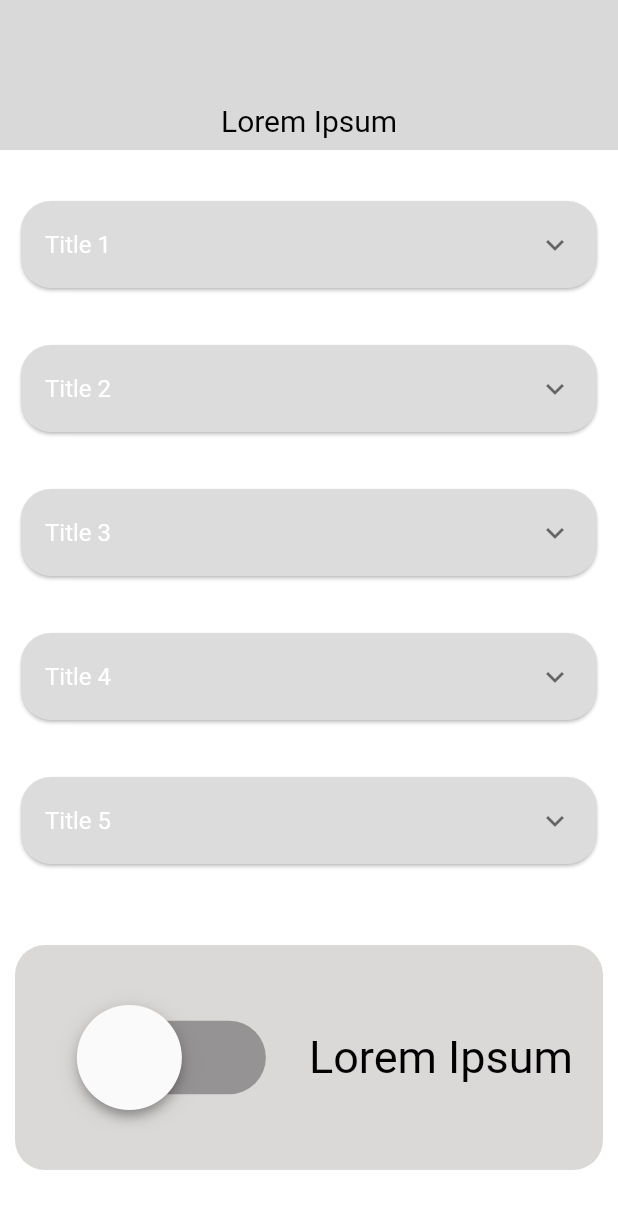
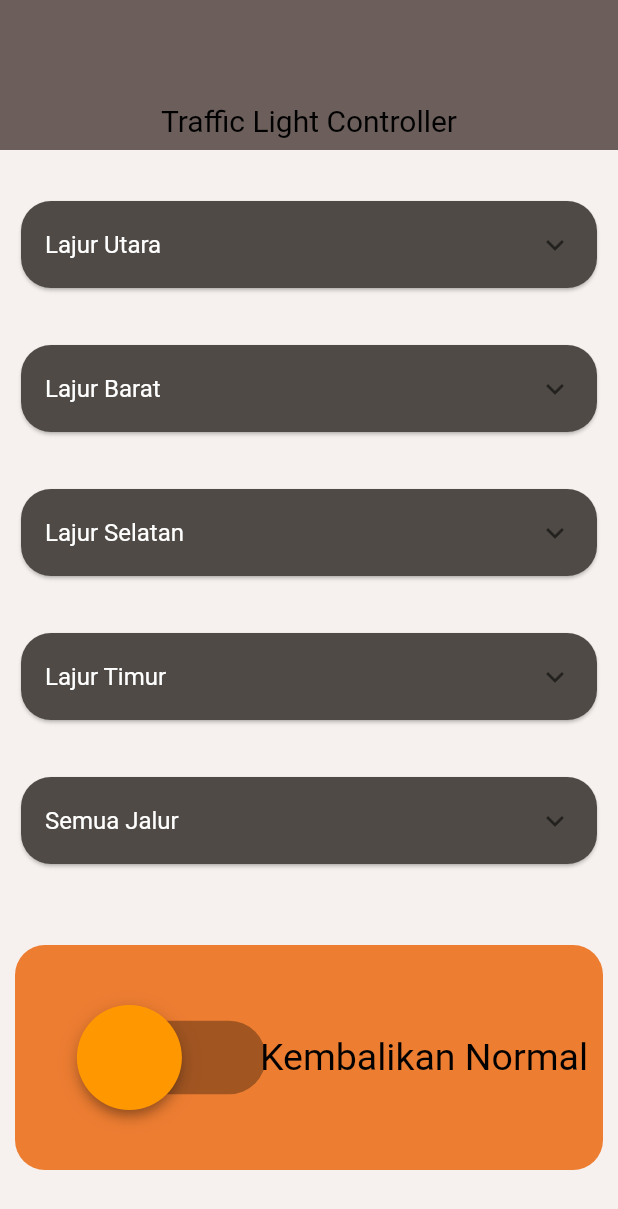
Before and after one commit to Anandi-San/Traffic-Light-Controller, a Flutter app: the screen it shows after launch, on a phone screen of 412 x 824 dp. Shown: the top 1209 px of the screen. Run offline on Flutter 3.47's test engine with Material 2 defaults, Android fonts, the phone set to English and light mode, and no system bars.

Commit message:
f2 styling

```diff
--- /dev/null
+++ b/Flutter_Code/lib/Component/Listtale.dart
@@ -0,0 +1,15 @@
+import 'package:flutter/material.dart';
+
+class MyWidget extends StatefulWidget {
+  const MyWidget({super.key});
+
+  @override
+  State<MyWidget> createState() => _MyWidgetState();
+}
+
+class _MyWidgetState extends State<MyWidget> {
+  @override
+  Widget build(BuildContext context) {
+    return const Placeholder();
+  }
+}
--- a/Flutter_Code/lib/Component/switch_item.dart
+++ b/Flutter_Code/lib/Component/switch_item.dart
@@ -20,6 +20,8 @@ class _MyWidgetState extends State<Switchitem> {
         });
       },
       value: isSelected,
+      activeColor: Colors.white,
+      inactiveThumbColor: Colors.orange,
     );
   }
 }
--- a/Flutter_Code/lib/Page/home.dart
+++ b/Flutter_Code/lib/Page/home.dart
@@ -1,22 +1,5 @@
 import 'package:flutter/material.dart';
 import 'package:traffic_light_controller/Component/switch_item.dart';
-
-void main() {
-  runApp(MyApp());
-}
-
-class MyApp extends StatelessWidget {
-  @override
-  Widget build(BuildContext context) {
-    return MaterialApp(
-      title: 'Flutter Demo',
-      theme: ThemeData(
-        primarySwatch: Colors.blue,
-      ),
-      home: Home(),
-    );
-  }
-}
 
 class Home extends StatefulWidget {
   const Home({Key? key});
@@ -29,12 +12,12 @@ class _HomeState extends State<Home> {
   @override
   Widget build(BuildContext context) {
     return Scaffold(
-      backgroundColor: Colors.white,
+      backgroundColor: const Color(0xFFF6F1EE),
       body: SingleChildScrollView(
         child: Column(
           children: <Widget>[
             Container(
-              color: const Color(0xFFD9D9D9),
+              color: const Color(0xFF6C5F5B),
               width: double.infinity,
               height: 100,
               child: const Align(
@@ -42,7 +25,7 @@ class _HomeState extends State<Home> {
                 child: Padding(
                   padding: EdgeInsets.only(bottom: 8.0),
                   child: Text(
-                    'Lorem Ipsum',
+                    'Traffic Light Controller',
                     style: TextStyle(
                         fontSize: 20, color: Color.fromARGB(255, 0, 0, 0)),
                   ),
@@ -57,27 +40,39 @@ class _HomeState extends State<Home> {
                     shape: RoundedRectangleBorder(
                       borderRadius: BorderRadius.circular(20.0),
                     ),
-                    color: const Color(0xFFDCDCDC),
+                    color: const Color(0xFF4F4A45),
                     child: const ExpansionTile(
                       title: Text(
-                        'Title 1',
+                        'Lajur Utara',
                         style: TextStyle(color: Colors.white),
                       ),
                       children: <Widget>[
                         ListTile(
-                          title: Text('Item 1',
+                          title: Text('Hijau',
                               style: TextStyle(color: Colors.white)),
                           trailing: Switchitem(),
                         ),
+                        Divider(
+                          color: Color.fromARGB(255, 0, 0, 0),
+                          thickness: 1,
+                        ),
                         ListTile(
-                          title: Text('Item 2',
+                          title: Text('Kuning',
                               style: TextStyle(color: Colors.white)),
                           trailing: Switchitem(),
                         ),
+                        Divider(
+                          color: Color.fromARGB(255, 0, 0, 0),
+                          thickness: 1,
+                        ),
                         ListTile(
-                          title: Text('Item 3',
+                          title: Text('Merah',
                               style: TextStyle(color: Colors.white)),
                           trailing: Switchitem(),
+                        ),
+                        Divider(
+                          color: Color.fromARGB(255, 0, 0, 0),
+                          thickness: 1,
                         ),
                       ],
                     ),
@@ -87,27 +82,39 @@ class _HomeState extends State<Home> {
                     shape: RoundedRectangleBorder(
                       borderRadius: BorderRadius.circular(20.0),
                     ),
-                    color: const Color(0xFFDCDCDC),
+                    color: const Color(0xFF4F4A45),
                     child: const ExpansionTile(
                       title: Text(
-                        'Title 2',
+                        'Lajur Barat',
                         style: TextStyle(color: Colors.white),
                       ),
                       children: <Widget>[
                         ListTile(
-                          title: Text('Item 1',
+                          title: Text('Hijau',
                               style: TextStyle(color: Colors.white)),
                           trailing: Switchitem(),
                         ),
+                        Divider(
+                          color: Color.fromARGB(255, 0, 0, 0),
+                          thickness: 1,
+                        ),
                         ListTile(
-                          title: Text('Item 2',
+                          title: Text('Kuning',
                               style: TextStyle(color: Colors.white)),
                           trailing: Switchitem(),
                         ),
+                        Divider(
+                          color: Color.fromARGB(255, 0, 0, 0),
+                          thickness: 1,
+                        ),
                         ListTile(
-                          title: Text('Item 3',
+                          title: Text('Merah',
                               style: TextStyle(color: Colors.white)),
                           trailing: Switchitem(),
+                        ),
+                        Divider(
+                          color: Color.fromARGB(255, 0, 0, 0),
+                          thickness: 1,
                         ),
                       ],
                     ),
@@ -117,27 +124,39 @@ class _HomeState extends State<Home> {
                     shape: RoundedRectangleBorder(
                       borderRadius: BorderRadius.circular(20.0),
                     ),
-                    color: const Color(0xFFDCDCDC),
+                    color: const Color(0xFF4F4A45),
                     child: const ExpansionTile(
                       title: Text(
-                        'Title 3',
+                        'Lajur Selatan',
                         style: TextStyle(color: Colors.white),
                       ),
                       children: <Widget>[
                         ListTile(
-                          title: Text('Item 1',
+                          title: Text('Hijau',
                               style: TextStyle(color: Colors.white)),
                           trailing: Switchitem(),
                         ),
+                        Divider(
+                          color: Color.fromARGB(255, 0, 0, 0),
+                          thickness: 1,
+                        ),
                         ListTile(
-                          title: Text('Item 2',
+                          title: Text('Kuning',
                               style: TextStyle(color: Colors.white)),
                           trailing: Switchitem(),
                         ),
+                        Divider(
+                          color: Color.fromARGB(255, 0, 0, 0),
+                          thickness: 1,
+                        ),
                         ListTile(
-                          title: Text('Item 3',
+                          title: Text('Merah',
                               style: TextStyle(color: Colors.white)),
                           trailing: Switchitem(),
+                        ),
+                        Divider(
+                          color: Color.fromARGB(255, 0, 0, 0),
+                          thickness: 1,
                         ),
                       ],
                     ),
@@ -147,15 +166,24 @@ class _HomeState extends State<Home> {
                     shape: RoundedRectangleBorder(
                       borderRadius: BorderRadius.circular(20.0),
                     ),
-                    color: const Color(0xFFDCDCDC),
+                    color: const Color(0xFF4F4A45),
                     child: const ExpansionTile(
                       title: Text(
-                        'Title 4',
+                        'Lajur Timur',
                         style: TextStyle(color: Colors.white),
                       ),
                       children: <Widget>[
                         ListTile(
-                          title: Text('Item 1',
+                          title: Text('Hijau',
+                              style: TextStyle(color: Colors.white)),
+                          trailing: Switchitem(),
+                        ),
+                        Divider(
+                          color: Color.fromARGB(255, 0, 0, 0),
+                          thickness: 1,
+                        ),
+                        ListTile(
+                          title: Text('Kuning',
                               style: TextStyle(color: Colors.white)),
                           trailing: Switchitem(),
                         ),
@@ -165,17 +193,7 @@ class _HomeState extends State<Home> {
                           thickness: 1,
                         ),
                         ListTile(
-                          title: Text('Item 2',
-                              style: TextStyle(color: Colors.white)),
-                          trailing: Switchitem(),
-                        ),
-                        Divider(
-                          // Garis pemisah pertama
-                          color: Color.fromARGB(255, 0, 0, 0),
-                          thickness: 1,
-                        ),
-                        ListTile(
-                          title: Text('Item 3',
+                          title: Text('Merah',
                               style: TextStyle(color: Colors.white)),
                           trailing: Switchitem(),
                         ),
@@ -192,22 +210,30 @@ class _HomeState extends State<Home> {
                     shape: RoundedRectangleBorder(
                       borderRadius: BorderRadius.circular(20.0),
                     ),
-                    color: const Color(0xFFDCDCDC),
+                    color: const Color(0xFF4F4A45),
                     child: const ExpansionTile(
                       title: Text(
-                        'Title 5',
+                        'Semua Jalur',
                         style: TextStyle(color: Colors.white),
                       ),
                       children: <Widget>[
                         ListTile(
-                          title: Text('Item 1',
+                          title: Text('Hijau',
                               style: TextStyle(color: Colors.white)),
                           trailing: Switchitem(),
                         ),
+                        Divider(
+                          color: Color.fromARGB(255, 0, 0, 0),
+                          thickness: 1,
+                        ),
                         ListTile(
-                          title: Text('Item 2',
+                          title: Text('Kuning',
                               style: TextStyle(color: Colors.white)),
                           trailing: Switchitem(),
+                        ),
+                        Divider(
+                          color: Color.fromARGB(255, 0, 0, 0),
+                          thickness: 1,
                         ),
                       ],
                     ),
@@ -217,7 +243,7 @@ class _HomeState extends State<Home> {
                     height: 150,
                     width: double.maxFinite,
                     decoration: BoxDecoration(
-                      color: const Color(0xFFDBD8D8),
+                      color: const Color(0xFFED7D31),
                       borderRadius: BorderRadius.circular(20),
                     ),
                     child: Row(
@@ -233,13 +259,13 @@ class _HomeState extends State<Home> {
                           ),
                         ),
                         const Padding(
-                          padding: EdgeInsets.only(right: 20.0),
+                          padding: EdgeInsets.only(right: 10.0),
                           child: Align(
                             alignment: Alignment.center,
                             child: Text(
-                              'Lorem Ipsum',
+                              'Kembalikan Normal',
                               style:
-                                  TextStyle(fontSize: 30, color: Colors.black),
+                                  TextStyle(fontSize: 25, color: Colors.black),
                             ),
                           ),
                         ),
```
